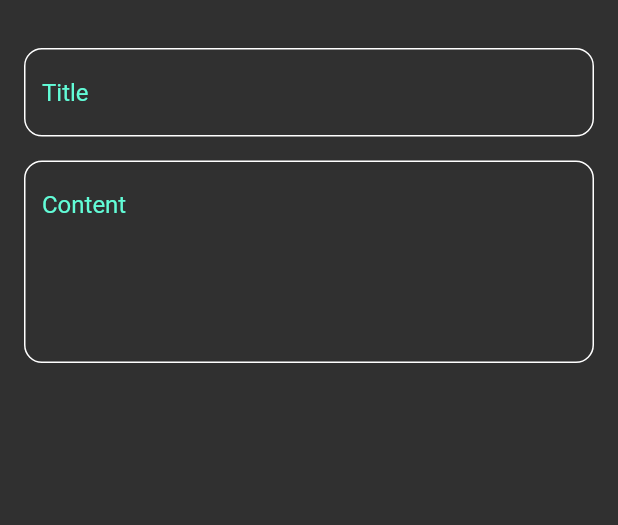
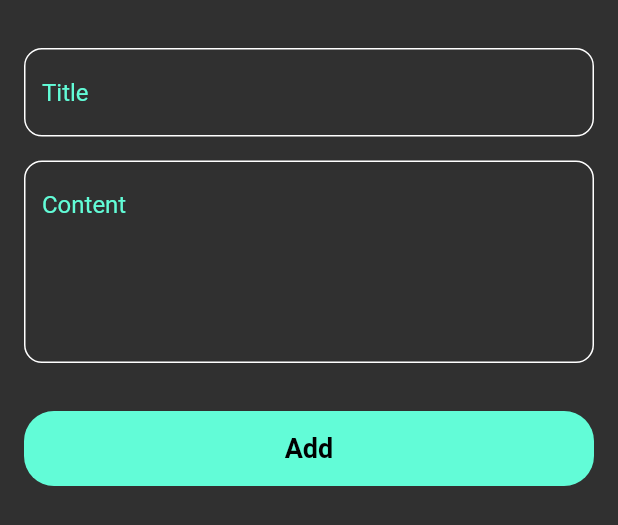
Before and after one commit to abdelrahmanredaelgendy/notes_app, a Flutter app: the AddNoteBottomSheet widget shown alone on an empty page, opened directly, on a phone screen of 412 x 824 dp. Shown: the top 525 px of the screen. Run offline on Flutter 3.47's test engine with Material 2 defaults, Android fonts, the phone set to English and light mode, and no system bars; our stand-ins replace font_awesome_flutter, google_fonts; Roboto replaces fonts that are missing (GoogleFonts.poppins).

Commit message:
create custom text field add button

```diff
--- a/lib/views/widgets/add_note_bottom_sheet.dart
+++ b/lib/views/widgets/add_note_bottom_sheet.dart
@@ -1,4 +1,5 @@
 import 'package:flutter/material.dart';
+import 'package:note_app/views/widgets/custom_button.dart';
 import 'package:note_app/views/widgets/custom_text_field.dart';
 
 class AddNoteBottomSheet extends StatelessWidget {
@@ -7,12 +8,13 @@ class AddNoteBottomSheet extends StatelessWidget {
   @override
   Widget build(BuildContext context) {
     return const Padding(
-      padding: EdgeInsets.symmetric(horizontal: 16.0),
+      padding: EdgeInsets.symmetric(horizontal: 16.0, vertical: 32),
+      child: SingleChildScrollView(
         child: Column(
           children: [
-          SizedBox(
-            height: 32,
-          ),
+            // SizedBox(
+            //   height: 32,
+            // ),
             CustomTextField(hintText: 'Title'),
             SizedBox(
               height: 16,
@@ -21,7 +23,15 @@ class AddNoteBottomSheet extends StatelessWidget {
               hintText: "Content",
               maxLines: 5,
             ),
+            SizedBox(
+              height: 32,
+            ),
+            CustomButton(),
+            SizedBox(
+              height: 16,
+            ),
           ],
+        ),
       ),
     );
   }
--- /dev/null
+++ b/lib/views/widgets/custom_button.dart
@@ -0,0 +1,25 @@
+import 'package:flutter/material.dart';
+import 'package:note_app/constants.dart';
+
+class CustomButton extends StatelessWidget {
+  const CustomButton({super.key});
+
+  @override
+  Widget build(BuildContext context) {
+    return Container(
+      width: double.infinity,
+      height: 50,
+      decoration: BoxDecoration(
+        borderRadius: BorderRadius.circular(20),
+        color: kPrimaryColor,
+      ),
+      child: const Center(
+        child: Text(
+          "Add",
+          style: TextStyle(
+              color: Colors.black, fontSize: 18, fontWeight: FontWeight.bold),
+        ),
+      ),
+    );
+  }
+}
```
Lines whose indentation alone changed are shown as unchanged.
